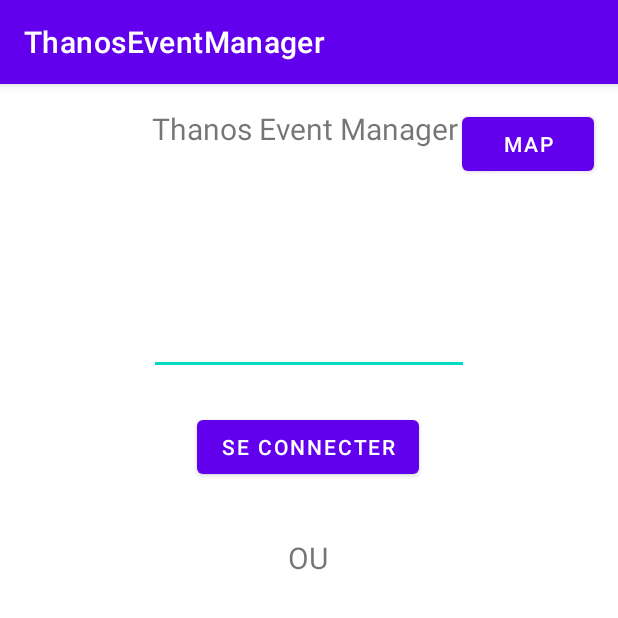
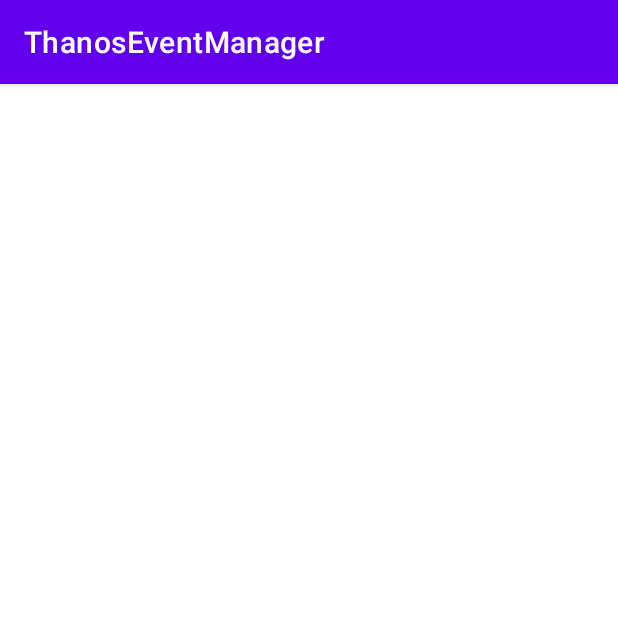
Before and after one commit to BenCrlt/ThanosEventManager, an Android app: the screen it shows after launch (MainActivity before the commit, Main_afterLogin after it), after a tap on "SE CONNECTER", on a phone screen of 412 x 824 dp, the top half of it. Run offline under Robolectric (Android 15) with nearby library versions, the phone set to English and light mode, and no system bars.

Commit message:
Revert "Merge remote-tracking branch 'refs/remotes/origin/main'"
This reverts commit e92d4f871d169c0c9f6ce8932ad503e4a5ca334f, reversing
changes made to c8f2304675e51f6b06441aea002f1864c6302fb4.

```diff
--- a/ThanosEventManager/app/build.gradle
+++ b/ThanosEventManager/app/build.gradle
@@ -33,8 +33,6 @@ dependencies {
     implementation 'androidx.appcompat:appcompat:1.2.0'
     implementation 'com.google.android.material:material:1.1.0'
     implementation 'androidx.constraintlayout:constraintlayout:2.0.4'
-    implementation 'com.google.android.gms:play-services-maps:17.0.0'
-    implementation 'com.google.android.gms:play-services-ads:19.1.0'
     testImplementation 'junit:junit:4.+'
     androidTestImplementation 'androidx.test.ext:junit:1.1.2'
     androidTestImplementation 'androidx.test.espresso:espresso-core:3.3.0'
--- a/ThanosEventManager/app/src/main/AndroidManifest.xml
+++ b/ThanosEventManager/app/src/main/AndroidManifest.xml
@@ -9,6 +9,7 @@
         android:roundIcon="@mipmap/ic_launcher_round"
         android:supportsRtl="true"
         android:theme="@style/Theme.ThanosEventManager">
+        <activity android:name=".Main_afterLogin"></activity>
         <activity android:name=".MainActivity">
             <intent-filter>
                 <action android:name="android.intent.action.MAIN" />
--- a/ThanosEventManager/app/src/main/java/com/example/thanoseventmanager/MainActivity.java
+++ b/ThanosEventManager/app/src/main/java/com/example/thanoseventmanager/MainActivity.java
@@ -2,9 +2,14 @@ package com.example.thanoseventmanager;
 
 import androidx.appcompat.app.AppCompatActivity;
 
+import android.content.Intent;
 import android.os.Bundle;
+import android.util.Log;
+import android.view.View;
 
 public class MainActivity extends AppCompatActivity {
+
+    private static final String TAG = "Se connecter";
 
     @Override
     protected void onCreate(Bundle savedInstanceState) {
@@ -36,4 +41,23 @@ public class MainActivity extends AppCompatActivity {
     protected void onResume() {
         super.onResume();
     }
+
+    // Bouton Se connecter
+    public void onClick_Login(View v)
+    {
+        Log.i(TAG, "click on Se Connecter" + getLocalClassName()) ;
+
+        /* Gestion appui sur le bouton*/
+        Intent intent_Login = new Intent(this, Main_afterLogin.class) ;
+        startActivity(intent_Login) ;
+    }
+
+    // Phone Text
+
+
+
+
+    // Bouton Sign In
+
+
 }
--- a/ThanosEventManager/app/src/main/res/layout/activity_main.xml
+++ b/ThanosEventManager/app/src/main/res/layout/activity_main.xml
@@ -5,18 +5,6 @@
     android:layout_width="match_parent"
     android:layout_height="match_parent"
     tools:context=".MainActivity">
-
-    <Button
-        android:id="@+id/buttonActivityMainTo"
-        android:layout_width="wrap_content"
-        android:layout_height="wrap_content"
-        android:layout_marginTop="16dp"
-        android:onClick="onClickMap"
-        android:text="Map"
-        app:layout_constraintEnd_toEndOf="parent"
-        app:layout_constraintHorizontal_bias="0.95"
-        app:layout_constraintStart_toStartOf="parent"
-        app:layout_constraintTop_toTopOf="parent" />
 
     <TextView
         android:id="@+id/textView3"
```
Also changed, not shown: ThanosEventManager/app/src/main/java/com/example/thanoseventmanager/MapView.java (deleted, +0 -58 lines), ThanosEventManager/app/src/main/res/layout/activity_map_view.xml (deleted, +0 -43 lines).
